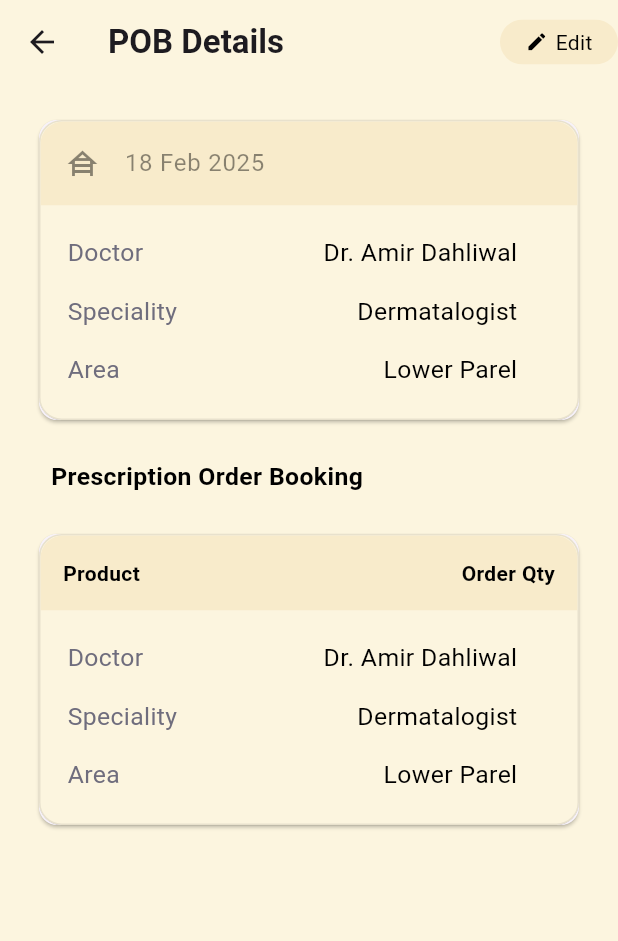
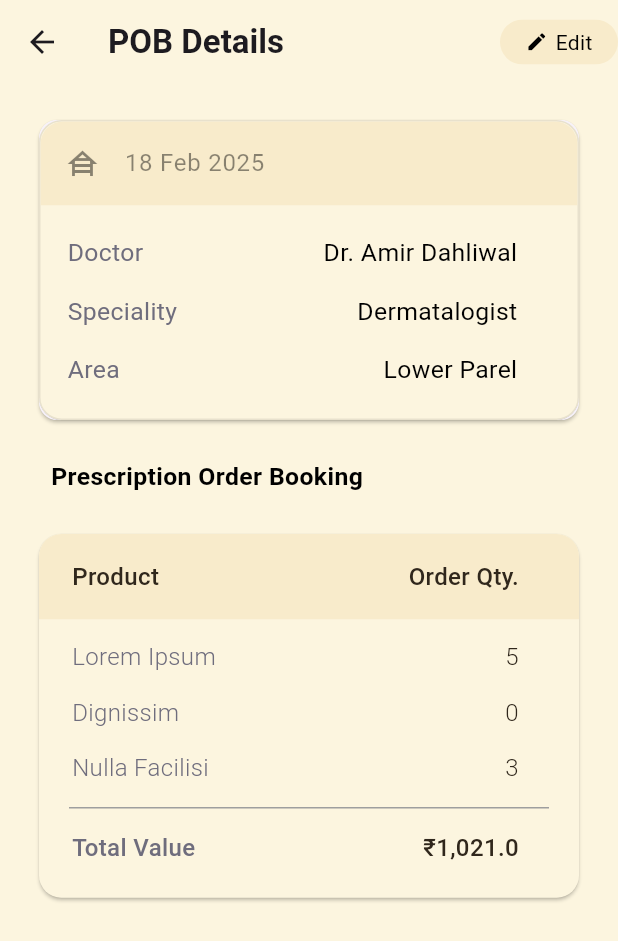
Before and after one commit to amanpal8sss/flutter_, a Flutter app: the PobPage screen opened by its route, on a phone screen of 412 x 824 dp. Shown: the top 941 px of the screen. Run offline on Flutter 3.47's test engine with Material 3 defaults, Android fonts, the phone set to English and light mode, and no system bars.

Commit message:
Final POB

```diff
--- a/lib/screens/pob/pob_page/pob_new_page.dart
+++ b/lib/screens/pob/pob_page/pob_new_page.dart
@@ -17,7 +17,7 @@ class PobNewPage extends StatelessWidget {
     return AppScaffold(
       backgroundColor: const Color(0xFFFCF5DF),
       appBar: CustomAppBar(
-        pageTitle: 'New',
+        pageTitle: 'New POB',
         actions: [
           Padding(
             padding: const EdgeInsets.only(right: 28.0),
--- a/lib/screens/pob/pob_page/pob_page.dart
+++ b/lib/screens/pob/pob_page/pob_page.dart
@@ -54,18 +54,7 @@ class PobPage extends StatelessWidget {
                    ),
                    ),
                    ),
-                    CustomAppCardHead(
-                  headerLabel1: 'Product',
-                  headerLabel2: 'Order Qty',
-                  content: [
-                    KeyValuePair(key: 'Doctor', value: 'Dr. Amir Dahliwal'),
-                    KeyValuePair(key: 'Speciality', value: 'Dermatalogist'),
-                    KeyValuePair(key: 'Area', value: 'Lower Parel'),
-
-                  ],
-                  child:AppCardBottom(content1: 'Total Value', content2: 'Rs 12,000',),
-
-                  ),
+                 const ProductDetailingCard(),
             ],
 
           ),
--- a/lib/widgets/custom_app_card_head.dart
+++ b/lib/widgets/custom_app_card_head.dart
@@ -1,116 +1,59 @@
 import 'package:flutter/material.dart';
-import 'package:pob_ui/models/key_value_pair.dart';
+import 'package:pob_ui/widgets/custom_product_card.dart';
+import 'package:pob_ui/widgets/listing_divider.dart';
 
-const cardBorderRadius = BorderRadius.all(Radius.circular(15.0));
-const borderRadius = Radius.circular(15.0);
+const _borderRadius = Radius.circular(15.0);
 
-class CustomAppCardHead extends StatelessWidget {
-  final String headerLabel1;
-  final String headerLabel2;
-  final List<KeyValuePair> content;
-  final Widget? child;
-
-  const CustomAppCardHead({
-    super.key,
-    required this.headerLabel1,
-    required this.headerLabel2,
-    required this.content,
-    this.child,
-  });
+class ProductDetailingCard extends StatelessWidget {
+  const ProductDetailingCard({super.key});
 
   @override
   Widget build(BuildContext context) {
     return Card(
-      child: Material(
-        elevation: 0.1,
-        borderRadius: cardBorderRadius,
-        child: Container(
-          decoration: BoxDecoration(
       color: const Color(0xFFFCF5DF),
-            borderRadius: cardBorderRadius,
-            border: Border.all(color: Colors.black26.withValues(alpha: 0.08)),
+      shape: RoundedRectangleBorder(
+        borderRadius: BorderRadius.circular(15.0),
       ),
-          child: Column(
+      child:  Column(
           children: [
             ClipRRect(
               borderRadius: const BorderRadius.only(
-                  topLeft: borderRadius,
-                  topRight: borderRadius,
+                topLeft: _borderRadius,
+                topRight: _borderRadius,
               ),
               child: ColoredBox(
                 color: const Color(0xFFF8EBCB),
-                  child: Padding(
-                    padding: const EdgeInsets.all(15.0),
-                    child: Row(
-                    mainAxisAlignment: MainAxisAlignment.spaceBetween,
-                      children: [
-                       Text(
-                        headerLabel1,
-                        style: TextStyle(
-                           fontWeight: FontWeight.bold,
-                          color: Colors.black,
-                        ),
-                      ),
-                       Text(
-                        headerLabel2,
-                        style: TextStyle(
-                          fontWeight: FontWeight.bold,
-                          color: Colors.black,
-                        ),
-                      ),
-                      ],
+                child: const CustomProductCard(
+                  titleRow: true,
+                  label: "Product",
+                  value1: "Order Qty.",
                 ),
               ),
             ),
+            const SizedBox(height: 6.5),
+            CustomProductCard(
+              label: "Lorem Ipsum",
+              value1: "5",
             ),
-              Padding(
-                padding: const EdgeInsets.only(
-                  top: 20.0,
-                  bottom: 5.0,
-                  left: 18.0,
-                  right: 40.0,
+            CustomProductCard(
+              label: "Dignissim",
+              value1: "0",
             ),
-                child: Column(
-                  children: [
-                    for (var i = 0; i < content.length; i++)
-                      Padding(
-                        padding: const EdgeInsets.only(bottom: 15.0),
-                      child: Row(
-                         crossAxisAlignment: i == 0 ? CrossAxisAlignment.start : CrossAxisAlignment.end,
-                         mainAxisAlignment: MainAxisAlignment.spaceBetween,
-                        children: [
-                         Flexible(child: Padding(padding: const EdgeInsets.only(right: 5.0),
-                         child: Text(
-                          content[i].key,
-                          style: TextStyle(
-                            fontSize: 16.5,
-                            color: const Color(0xFF6F6D7D),
+            CustomProductCard(
+              label: "Nulla Facilisi",
+              value1: "3",
             ),
+            const Padding(
+              padding: EdgeInsets.symmetric(horizontal: 20.0),
+              child: ListingDivider(),
             ),
-                         )
+            CustomProductCard(
+              bottomRow: true,
+              label: "Total Value",
+              value1: "₹1,021.0",
             ),
-                         Flexible(child: Text(
-                          content[i].value,
-                          style: TextStyle(
-                            fontSize: 16.5,
-                            color:  Colors.black,
-                          ),
-                          textAlign: TextAlign.end,
-                         ))
-
-
+            const SizedBox(height: 15),
           ],
-
-                      ),
-
-                      )
-                  ],
-                ),
-              )
-            ],
-          ),
-
-        ),
         ),
     );
   }
--- /dev/null
+++ b/lib/widgets/custom_product_card.dart
@@ -0,0 +1,66 @@
+import 'package:flutter/material.dart';
+
+TextStyle _textStyle(bool boldRow) => TextStyle(
+      fontSize: 16.0,
+      fontWeight: boldRow ? FontWeight.w500 : FontWeight.w300,
+    );
+
+class CustomProductCard extends StatelessWidget {
+  final bool titleRow;
+  final bool bottomRow;
+  final String label;
+  final String value1;
+  const CustomProductCard({
+    super.key,
+    this.titleRow = false,
+    this.bottomRow = false,
+    required this.label,
+    required this.value1,
+  });
+
+  @override
+  Widget build(BuildContext context) {
+    final textStyle = _textStyle(titleRow || bottomRow);
+    Text textWidget(
+      String value, [
+      TextAlign textAlign = TextAlign.end,
+      Color? textColor,
+    ]) =>
+        Text(
+          value,
+          textAlign: textAlign,
+          maxLines: titleRow ? 1 : null,
+          overflow: titleRow ? TextOverflow.ellipsis : null,
+          style: textStyle.copyWith(
+            color: textColor ?? const Color(0xFF30271C),
+          ),
+        );
+    return Padding(
+      padding: EdgeInsets.only(
+        left: 22.0,
+        right: 40.0,
+        top: titleRow ? 17.0 : 7.0,
+        bottom: titleRow ? 17.0 : 7.0,
+      ),
+      child: Row(
+
+        children: [
+          Expanded(
+            child: textWidget(
+              label,
+              TextAlign.start,
+              titleRow
+                  ? const Color(0xFF30271C)
+                  : const Color(0xFF6F6D7D),
+            ),
+          ),
+          Expanded(
+            child: textWidget(
+              value1,
+            ),
+          ),
+        ],
+      ),
+    );
+  }
+}
```
Lines whose indentation alone changed are shown as unchanged.
